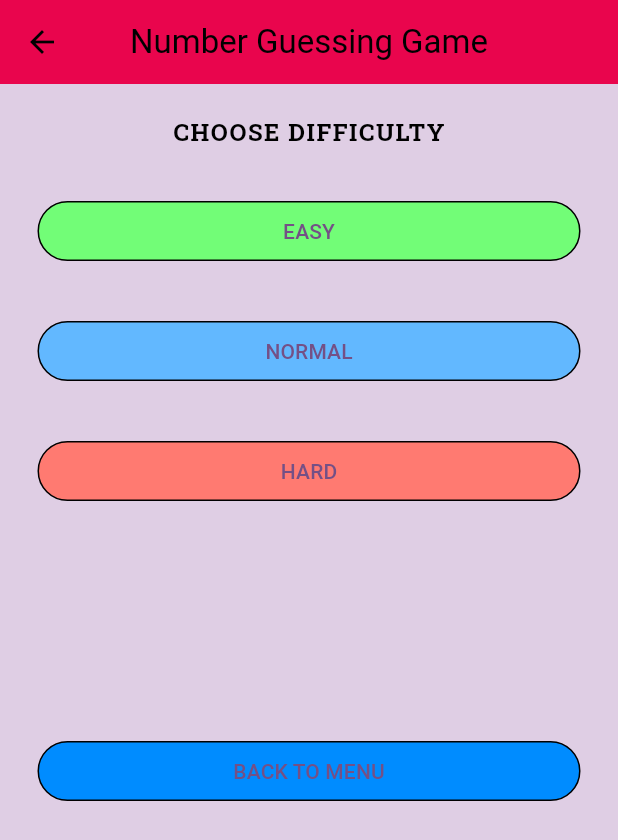
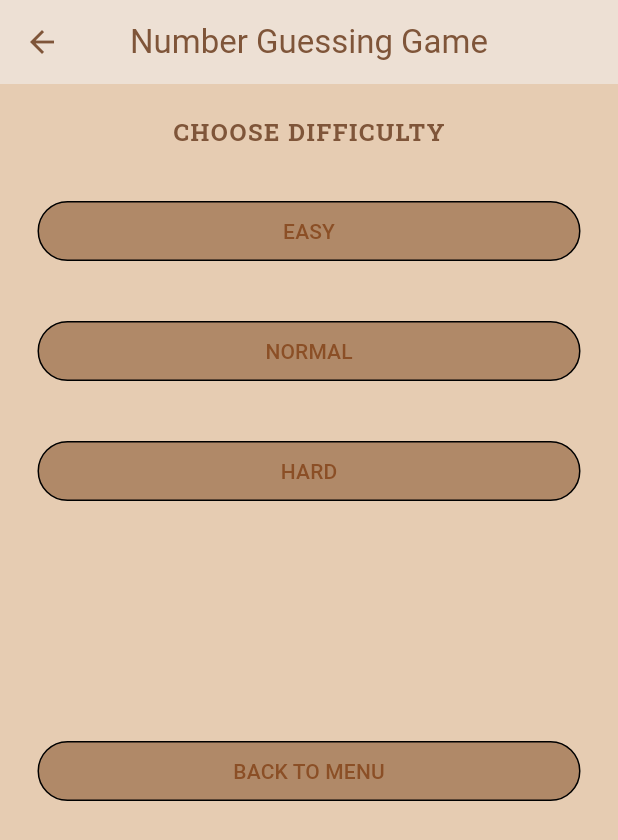
Before and after one commit to Star-Wasp/number-guessing-app-flutter, a Flutter app: the screen it shows after launch, after a tap on "START", on a phone screen of 412 x 824 dp. Shown: the top 840 px of the screen. Run offline on Flutter 3.47's test engine with Material 3 defaults, Android fonts, the phone set to English and light mode, and no system bars; our stand-ins replace google_fonts.

Commit message:
work on theme

```diff
--- a/lib/customWidgets.dart
+++ b/lib/customWidgets.dart
@@ -1,17 +1,16 @@
 import 'package:flutter/material.dart';
+import 'package:num_guess/theme.dart';
 
 class Topics extends StatelessWidget {
   const Topics({
     super.key,
     required this.text,
     required this.page,
-    required this.color,
     this.clearStack = false,
   });
 
   final String text;
   final Widget page;
-  final Color color;
   final bool clearStack;
 
   @override
@@ -22,7 +21,7 @@ class Topics extends StatelessWidget {
         height: 40,
         width: 500,
         decoration: BoxDecoration(
-          color: color,
+          color: AppColors.buttonColor,
           border: Border.all(
             color: Colors.black,
           ),
--- a/lib/logic/game_brain.dart
+++ b/lib/logic/game_brain.dart
@@ -112,14 +112,12 @@ class _GameBrainState extends State<GameBrain> {
           ),
         if (gameOver)
           Topics(
-            color: Colors.blue,
             text: 'Play again?',
             page: Difficulty(),
             clearStack: true,
           ),
         if (gameOver)
           Topics(
-            color: Colors.blue,
             text: 'Main Menu',
             page: Home(),
             clearStack: true,
--- a/lib/pages/difficulty.dart
+++ b/lib/pages/difficulty.dart
@@ -12,8 +12,6 @@ class Difficulty extends StatelessWidget {
   Widget build(BuildContext context) {
     return Scaffold(
       appBar: AppBar(
-        centerTitle: true,
-        backgroundColor: const Color.fromARGB(255, 233, 5, 77),
         title: Text("Number Guessing Game"),
       ),
       body: Padding(
@@ -27,28 +25,28 @@ class Difficulty extends StatelessWidget {
             Topics(
               text: "EASY",
               page: EasyMode(),
-                color: const Color.fromARGB(255, 114, 253, 119)),
+            ),
             SizedBox(
               height: 30,
             ),
             Topics(
               text: "NORMAL",
               page: NormalMode(),
-                color: const Color.fromARGB(255, 98, 184, 255)),
+            ),
             SizedBox(
               height: 30,
             ),
             Topics(
               text: "HARD",
               page: HardMode(),
-                color: const Color.fromARGB(255, 255, 122, 113)),
+            ),
             SizedBox(
               height: 150,
             ),
             Topics(
               text: "BACK TO MENU",
               page: Home(),
-                color: const Color.fromARGB(255, 0, 140, 255)),
+            ),
           ],
         ),
       ),
--- a/lib/pages/game/easy.dart
+++ b/lib/pages/game/easy.dart
@@ -14,8 +14,6 @@ class _EasyModeState extends State<EasyMode> {
   Widget build(BuildContext context) {
     return Scaffold(
       appBar: AppBar(
-        centerTitle: true,
-        backgroundColor: const Color.fromARGB(255, 233, 5, 77),
         title: Text("Easy mode"),
       ),
       body: Padding(
--- a/lib/pages/game/hard.dart
+++ b/lib/pages/game/hard.dart
@@ -24,8 +24,6 @@ class _HardModeState extends State<HardMode> {
   Widget build(BuildContext context) {
     return Scaffold(
       appBar: AppBar(
-        centerTitle: true,
-        backgroundColor: const Color.fromARGB(255, 233, 5, 77),
         title: Text("Hard mode"),
       ),
       body: Padding(
--- a/lib/pages/game/normal.dart
+++ b/lib/pages/game/normal.dart
@@ -24,8 +24,6 @@ class _NormalModeState extends State<NormalMode> {
   Widget build(BuildContext context) {
     return Scaffold(
       appBar: AppBar(
-        centerTitle: true,
-        backgroundColor: const Color.fromARGB(255, 233, 5, 77),
         title: Text("Normal mode"),
       ),
       body: Padding(
--- a/lib/pages/home.dart
+++ b/lib/pages/home.dart
@@ -19,11 +19,11 @@ class Home extends StatelessWidget {
             SizedBox(
               height: 30,
             ),
-            Topics(text: "START", page: Difficulty(), color: Colors.blue),
+            Topics(text: "START", page: Difficulty()),
             SizedBox(
               height: 30,
             ),
-            Topics(text: "EXIT", page: Scaffold(), color: Colors.red),
+            Topics(text: "EXIT", page: Scaffold()),
           ],
         ),
       ),
--- a/lib/theme.dart
+++ b/lib/theme.dart
@@ -2,16 +2,11 @@ import 'package:flutter/material.dart';
 import 'package:google_fonts/google_fonts.dart';
 
 class AppColors {
-  static Color bgAccent = Color.fromARGB(255, 223, 206, 228);
-  static Color bgColor = Color.fromARGB(255, 198, 173, 206);
-  static Color appBarColor = Color.fromRGBO(216, 216, 216, 1);
-  static Color easyColor = Color.fromARGB(255, 2, 194, 162);
-  static Color easyAccent = Color.fromARGB(255, 2, 255, 213);
-  static Color normalColor = Color.fromARGB(255, 0, 132, 255);
-  static Color normalAccent = Color.fromARGB(255, 106, 183, 255);
-  static Color hardColor = Color.fromARGB(255, 139, 6, 6);
-  static Color hardAccent = Color.fromARGB(255, 255, 63, 63);
-  static Color textColor = Color.fromARGB(255, 0, 0, 0);
+  static Color bgAccent = Color(0xffE6CCB2);
+  static Color bgColor = Color(0xff9C6644);
+  static Color appBarColor = Color(0xffEDE0D4);
+  static Color buttonColor = Color(0xffB08968);
+  static Color textColor = Color(0xff7F5539);
 }
 
 ThemeData primaryTheme = ThemeData(
```
Lines whose indentation alone changed are shown as unchanged.
